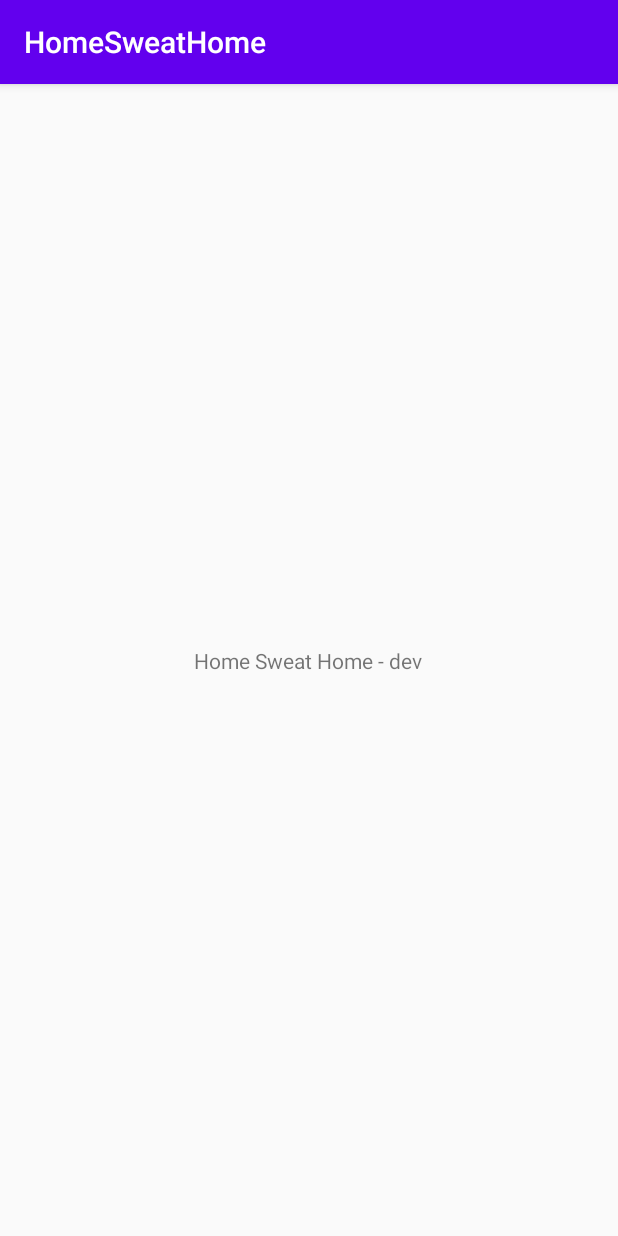
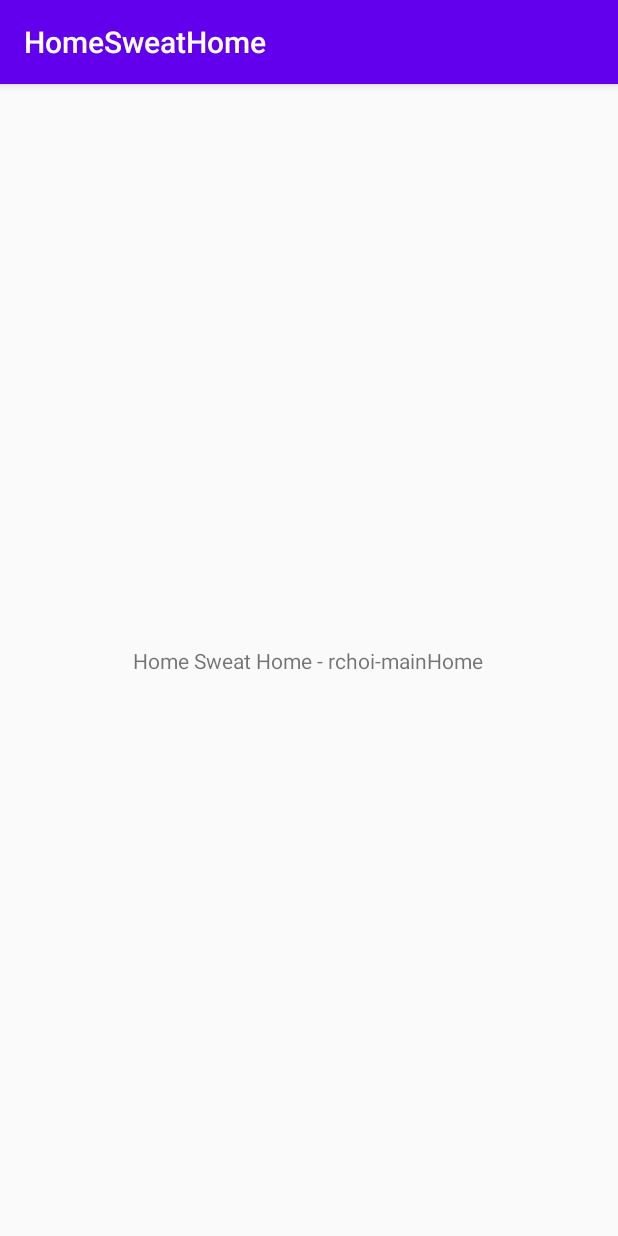
Before and after one commit to rickywychoi/HomeSweatHome, an Android app: the screen it shows after launch (MainActivity), on a phone screen of 412 x 824 dp. Run offline under Robolectric (Android 15) with nearby library versions, the phone set to English and light mode, and no system bars.

Commit message:
Initial commit

```diff
--- a/app/src/main/res/layout/activity_main.xml
+++ b/app/src/main/res/layout/activity_main.xml
@@ -9,7 +9,7 @@
     <TextView
         android:layout_width="wrap_content"
         android:layout_height="wrap_content"
-        android:text="Home Sweat Home - dev"
+        android:text="Home Sweat Home - rchoi-mainHome"
         app:layout_constraintBottom_toBottomOf="parent"
         app:layout_constraintHorizontal_bias="0.498"
         app:layout_constraintLeft_toLeftOf="parent"
```
